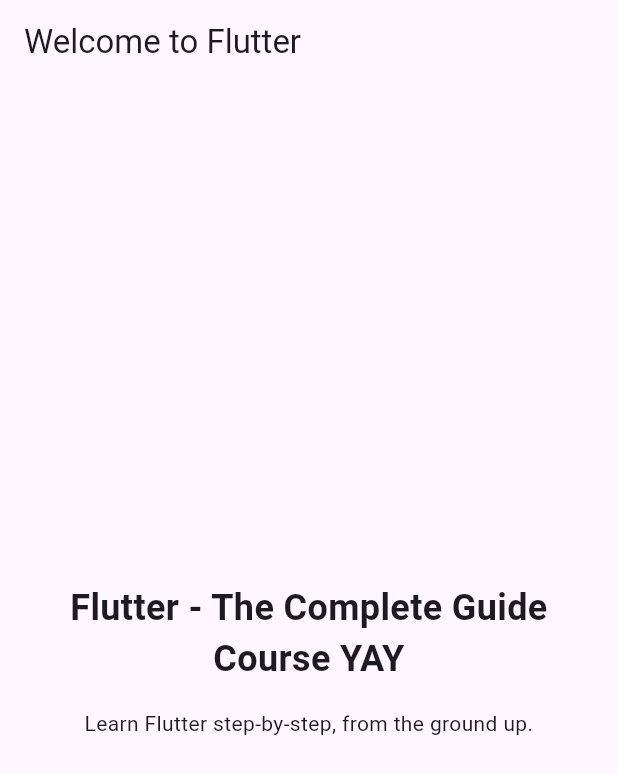
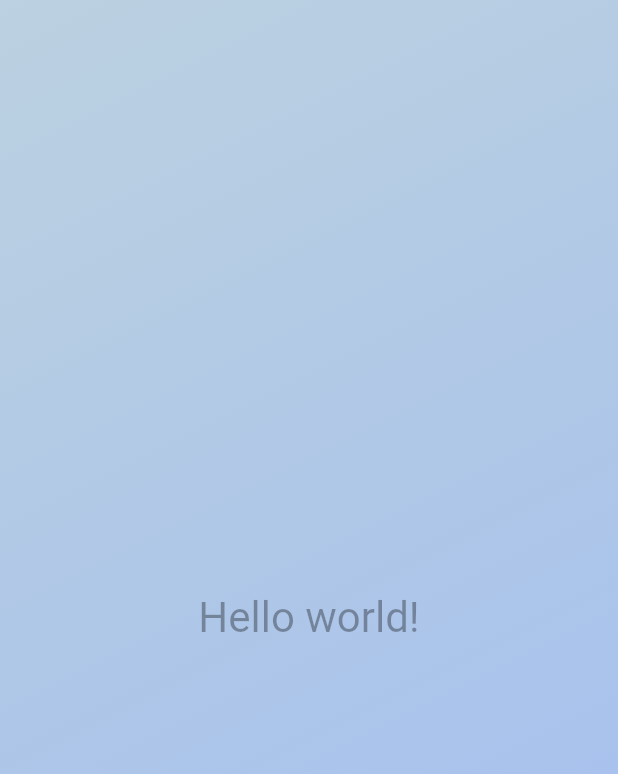
Before and after one commit to turkii98/FlutterCourse, a Flutter app: the screen it shows after launch, on a phone screen of 412 x 824 dp. Shown: the top 774 px of the screen. Run offline on Flutter 3.47's test engine with Material 2 defaults, Android fonts, the light colour scheme and no system bars.

Commit message:
Background changes and text blocks

```diff
--- a/lib/main.dart
+++ b/lib/main.dart
@@ -1,54 +1,34 @@
 import 'package:flutter/material.dart';
 
 void main() {
-  runApp(const MyApp());
+  runApp(
+    const MaterialApp(
+      home: Scaffold(
+        body: GradientContainer()
+      ),
+    ),
+  );
 }
 
-// With Flutter, you create user interfaces by combining "widgets"
-// You'll learn all about them (and much more) throughout this course!
-class MyApp extends StatelessWidget {
-  const MyApp({super.key});
+class GradientContainer extends StatelessWidget{
+  const GradientContainer({super.key});
 
-  // Every custom widget must have a build() method
-  // It tells Flutter, which widgets make up your custom widget
-  // Again: You'll learn all about that throughout the course!
   @override
   Widget build(BuildContext context) {
-    // Below, a bunch of built-in widgets are used (provided by Flutter)
-    // They will be explained in the next sections
-    // In this course, you will, of course, not just use them a lot but
-    // also learn about many other widgets!
-    return MaterialApp(
-      title: 'Flutter First App',
-      theme: ThemeData(useMaterial3: true),
-      home: Scaffold(
-        appBar: AppBar(
-          title: const Text('Welcome to Flutter'),
-        ),
-        body: Container(
-          width: double.infinity,
-          padding: const EdgeInsets.all(12),
-          child: const Column(
-            mainAxisAlignment: MainAxisAlignment.center,
-            crossAxisAlignment: CrossAxisAlignment.center,
-            children: [
-              Text(
-                'Flutter - The Complete Guide Course YAY',
-                textAlign: TextAlign.center,
-                style: TextStyle(
-                  fontSize: 24,
-                  fontWeight: FontWeight.bold,
-                ),
-              ),
-              SizedBox(height: 16),
-              Text(
-                'Learn Flutter step-by-step, from the ground up.',
-                textAlign: TextAlign.center,
-              ),
-            ],
+    return Container(
+          decoration: const BoxDecoration(
+            gradient: LinearGradient(
+                begin: Alignment.topLeft,
+                end: Alignment.bottomRight,
+                colors: [Color.fromARGB(70, 23, 101, 160), Color.fromARGB(115, 54, 114, 244)]),
           ),
-        ),
-      ),
-    );
+          child: const Center(
+            child: Text(
+              "Hello world!",
+              style: TextStyle(color: Color.fromARGB(87, 3, 3, 3), fontSize: 28),
+            ),
+          ),
+        );
   }
+
 }
```
